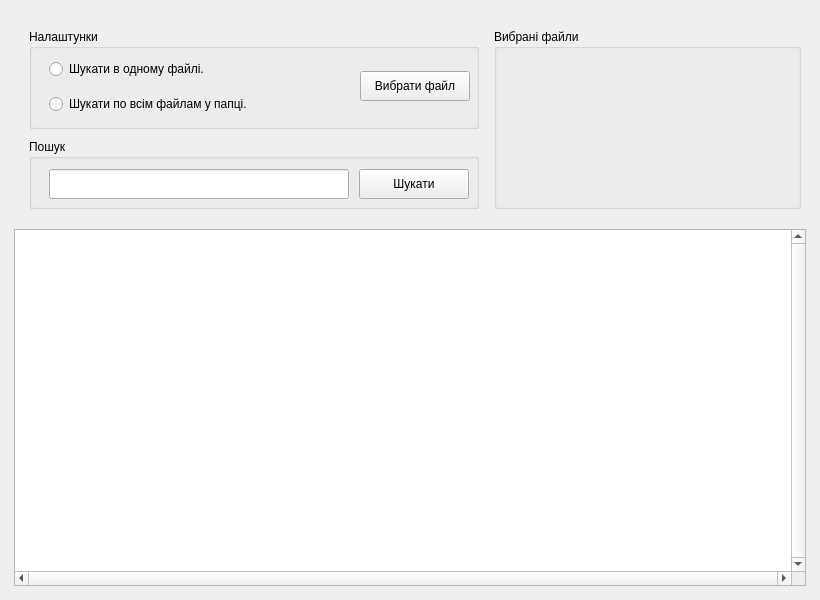
Above: ui/poshuk.ui from SerhiyKisliuy/poshuk before the change. Below: the same form after it.
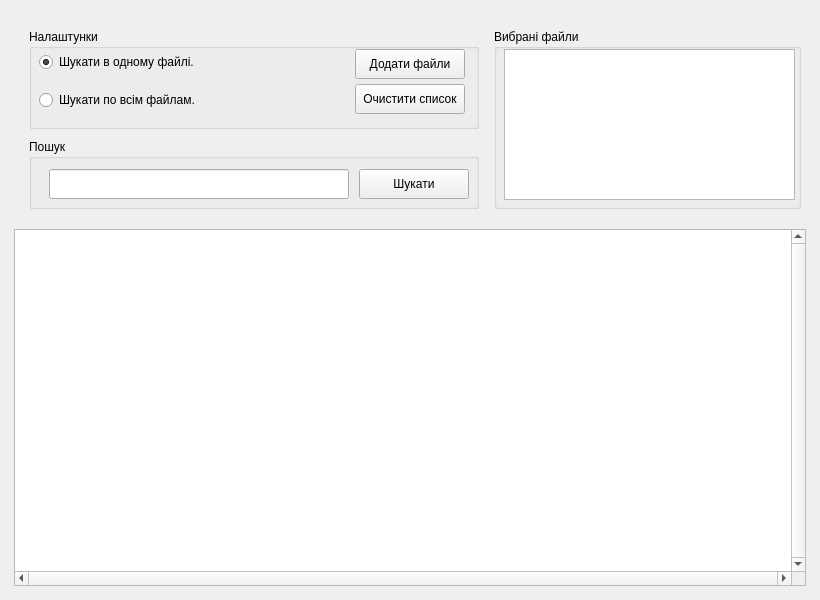
That is the form after the change.

Commit message: Задача: Змінити Ui інтерфейс, додати лістбокс відредагувати текст та радіобаттон. Виконано. Також додано settings.py

Patch:
```diff
--- a/ui/poshuk.ui
+++ b/ui/poshuk.ui
@@ -125,10 +125,10 @@
             <widget class="QWidget" name="">
              <property name="geometry">
               <rect>
-               <x>10</x>
-               <y>20</y>
-               <width>436</width>
-               <height>75</height>
+               <x>0</x>
+               <y>10</y>
+               <width>446</width>
+               <height>85</height>
               </rect>
              </property>
              <layout class="QHBoxLayout" name="horizontalLayout_4">
@@ -181,6 +181,9 @@
                   <property name="text">
                    <string>Шукати в одному файлі.</string>
                   </property>
+                  <property name="checked">
+                   <bool>true</bool>
+                  </property>
                  </widget>
                 </item>
                 <item>
@@ -198,12 +201,29 @@
                    </size>
                   </property>
                   <property name="text">
-                   <string>Шукати по всім файлам у папці. </string>
+                   <string>Шукати по всім файлам. </string>
                   </property>
                  </widget>
                 </item>
                </layout>
               </item>
+              <item>
+               <layout class="QVBoxLayout" name="verticalLayout_2">
+                <property name="spacing">
+                 <number>5</number>
+                </property>
+                <property name="leftMargin">
+                 <number>5</number>
+                </property>
+                <property name="topMargin">
+                 <number>5</number>
+                </property>
+                <property name="rightMargin">
+                 <number>5</number>
+                </property>
+                <property name="bottomMargin">
+                 <number>5</number>
+                </property>
               <item>
                <widget class="QPushButton" name="pushButton">
                 <property name="sizePolicy">
@@ -219,9 +239,24 @@
                  </size>
                 </property>
                 <property name="text">
-                 <string>Вибрати файл</string>
-                </property>
-               </widget>
+                   <string>Додати файли</string>
+                  </property>
+                 </widget>
+                </item>
+                <item>
+                 <widget class="QPushButton" name="pushButton_3">
+                  <property name="minimumSize">
+                   <size>
+                    <width>110</width>
+                    <height>30</height>
+                   </size>
+                  </property>
+                  <property name="text">
+                   <string>Очистити список</string>
+                  </property>
+                 </widget>
+                </item>
+               </layout>
               </item>
              </layout>
             </widget>
@@ -327,6 +362,16 @@
           <property name="title">
            <string>Вибрані файли</string>
           </property>
+          <widget class="QListWidget" name="listWidget">
+           <property name="geometry">
+            <rect>
+             <x>10</x>
+             <y>20</y>
+             <width>291</width>
+             <height>151</height>
+            </rect>
+           </property>
+          </widget>
          </widget>
         </item>
        </layout>
```
Left out of the diff: 4 changed lines with no effect on the pictures. Lines whose indentation alone changed are shown as unchanged. The commit also changes 5 other files.
